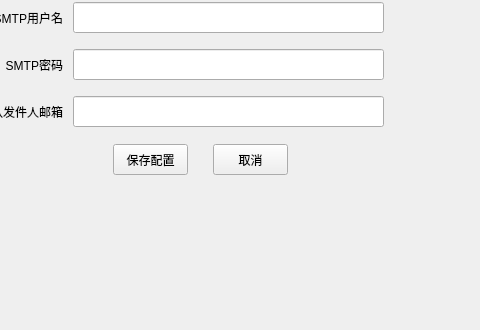
ainiaa/splitExcel, file configsetting.ui: the form before one commit; both pictures show x 97 to 577 and y 124 to 454 of the 709 by 454 pixel window.
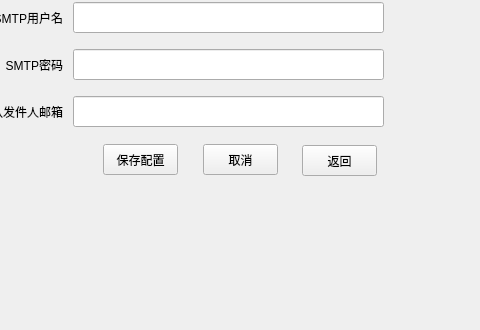
The form after the commit. Icons and pictures are not drawn.

```diff
--- a/configsetting.ui
+++ b/configsetting.ui
@@ -17,7 +17,7 @@
    <widget class="QPushButton" name="submitPushButton">
     <property name="geometry">
      <rect>
-      <x>210</x>
+      <x>200</x>
       <y>268</y>
       <width>75</width>
       <height>31</height>
@@ -97,7 +97,7 @@
    <widget class="QPushButton" name="cancelPushButton">
     <property name="geometry">
      <rect>
-      <x>310</x>
+      <x>300</x>
       <y>268</y>
       <width>75</width>
       <height>31</height>
@@ -188,6 +188,19 @@
      <set>Qt::AlignRight|Qt::AlignTrailing|Qt::AlignVCenter</set>
     </property>
    </widget>
+   <widget class="QPushButton" name="gobackPushButton">
+    <property name="geometry">
+     <rect>
+      <x>399</x>
+      <y>269</y>
+      <width>75</width>
+      <height>31</height>
+     </rect>
+    </property>
+    <property name="text">
+     <string>返回</string>
+    </property>
+   </widget>
   </widget>
   <widget class="QMenuBar" name="menubar">
    <property name="geometry">
```
